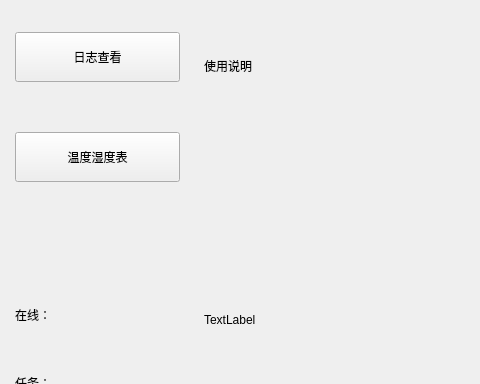
The window that mainfrm/mainfrm.ui (muyulong/pi_gateway) describes before a commit, drawn with Qt 5; both pictures show x 0 to 480 and y 168 to 552 of the 1117 by 651 pixel window.
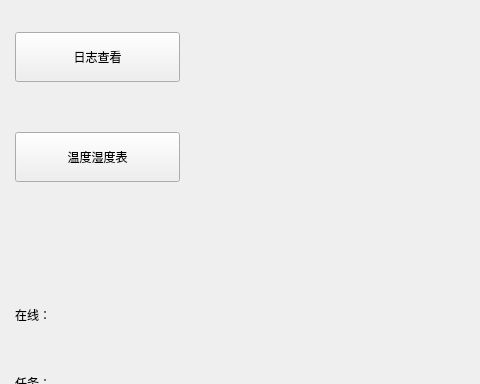
The same window after the commit. The open tabs and pages were chosen to show the change. Icons and pictures are not drawn.

Diff of the .ui file:
```diff
--- a/mainfrm/mainfrm.ui
+++ b/mainfrm/mainfrm.ui
@@ -746,14 +746,7 @@
              <item>
               <widget class="QLabel" name="label_8">
                <property name="text">
-                <string>使用说明</string>
-               </property>
-              </widget>
-             </item>
-             <item>
-              <widget class="QLabel" name="label_16">
-               <property name="text">
-                <string>TextLabel</string>
+                <string/>
                </property>
               </widget>
              </item>
```
Left out of the diff: 2 changed lines with no effect on the pictures.
